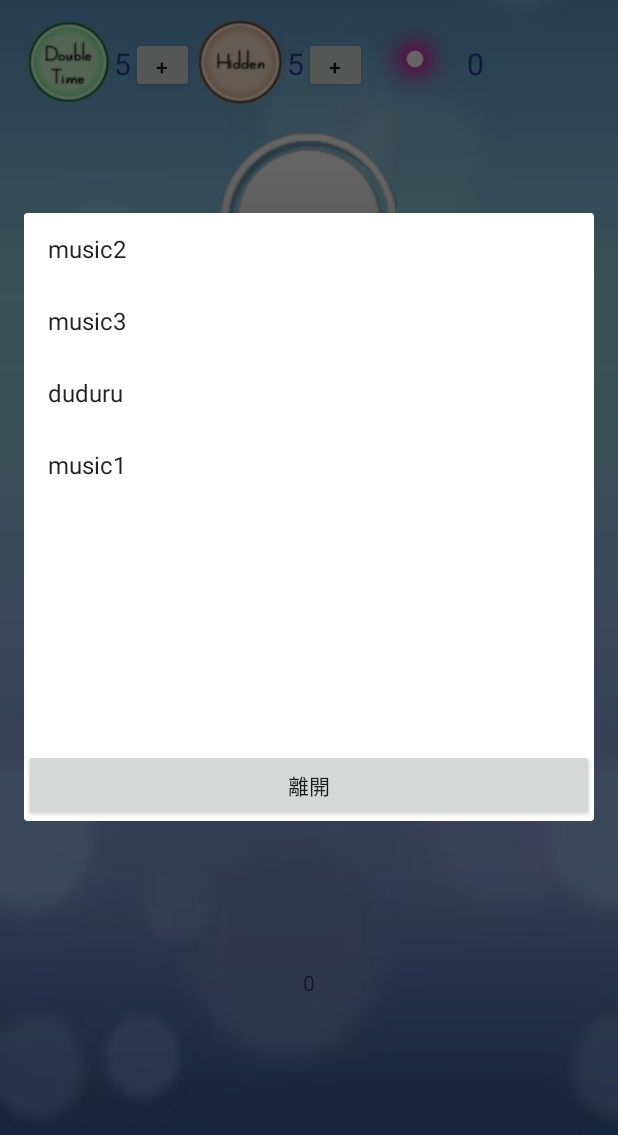
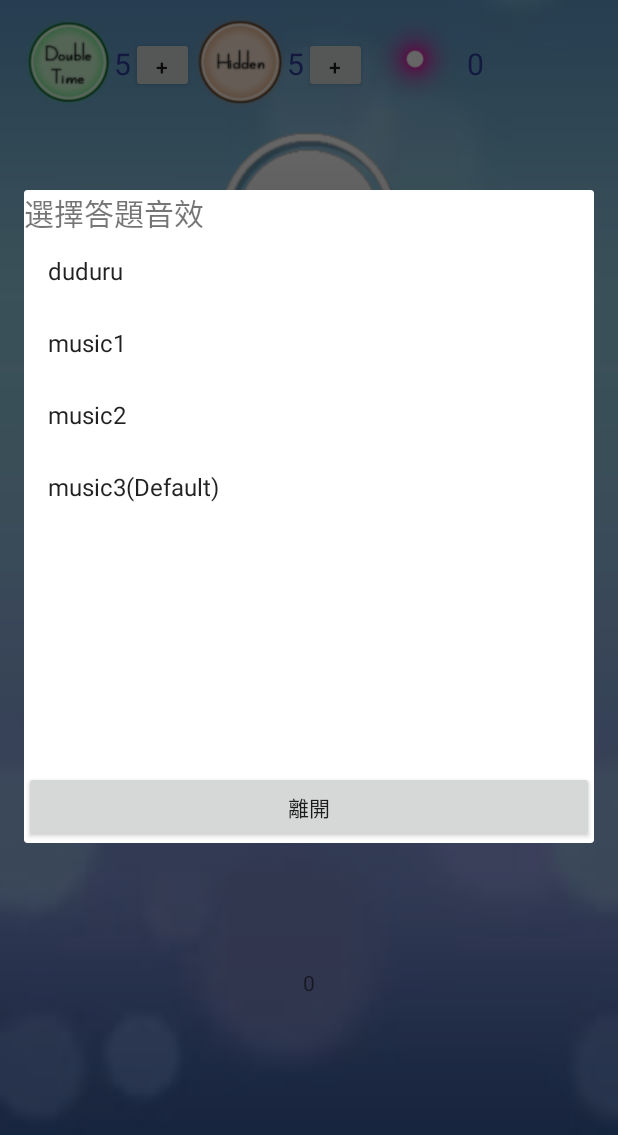
Before and after one commit to fcu-D0441406/homeworkv2, an Android app: the screen it shows after launch (MainActivity), after a tap on "MUSIC", on a phone screen of 412 x 824 dp, the part 101-1236 px from its top. Run offline under Robolectric (Android 15) with nearby library versions, the phone set to English and light mode, and no system bars.

Commit message:
Set music array Image : Bagback

```diff
--- a/app/src/main/res/layout/activity_main.xml
+++ b/app/src/main/res/layout/activity_main.xml
@@ -45,13 +45,13 @@
         android:layout_height="100dp" />
 
     <Button
+        android:id="@+id/backpack"
         android:layout_width="wrap_content"
         android:layout_height="wrap_content"
-        android:id="@+id/backpack"
-        android:background="@drawable/backpack"
-        android:layout_alignTop="@+id/choose_music"
+        android:layout_alignBottom="@+id/choose_music"
+        android:layout_toEndOf="@+id/start"
         android:layout_toRightOf="@+id/start"
-        android:layout_toEndOf="@+id/start" />
+        android:background="@drawable/backpack" />
 
     <fragment
         android:name="com.example.n.myapplication.BlankFragment3"
--- a/app/src/main/res/layout/set_music.xml
+++ b/app/src/main/res/layout/set_music.xml
@@ -1,7 +1,16 @@
 <?xml version="1.0" encoding="utf-8"?>
 <LinearLayout xmlns:android="http://schemas.android.com/apk/res/android"
     android:orientation="vertical" android:layout_width="match_parent"
-    android:layout_height="match_parent">
+    android:layout_height="match_parent"
+    android:weightSum="1">
+
+    <TextView
+        android:id="@+id/textView3"
+        android:layout_width="match_parent"
+        android:layout_height="wrap_content"
+        android:layout_weight="0.41"
+        android:text="選擇答題音效"
+        android:textSize="20sp" />
 
     <ListView
         android:layout_width="match_parent"
--- a/app/src/main/res/values/strings.xml
+++ b/app/src/main/res/values/strings.xml
@@ -1,10 +1,10 @@
 <resources>
     <string name="app_name">My Application</string>
     <string-array name="music_name">
-        <item>music2</item>
-        <item>music3</item>
         <item>duduru</item>
         <item>music1</item>
+        <item>music2</item>
+        <item>music3(Default)</item>
     </string-array>
     <!-- TODO: Remove or change this placeholder text -->
     <string name="hello_blank_fragment">Hello blank fragment</string>
```
Also changed, not shown: app/src/main/res/drawable/backpack.jpg (deleted), app/src/main/res/drawable/backpack.png (added), 2 other files.
